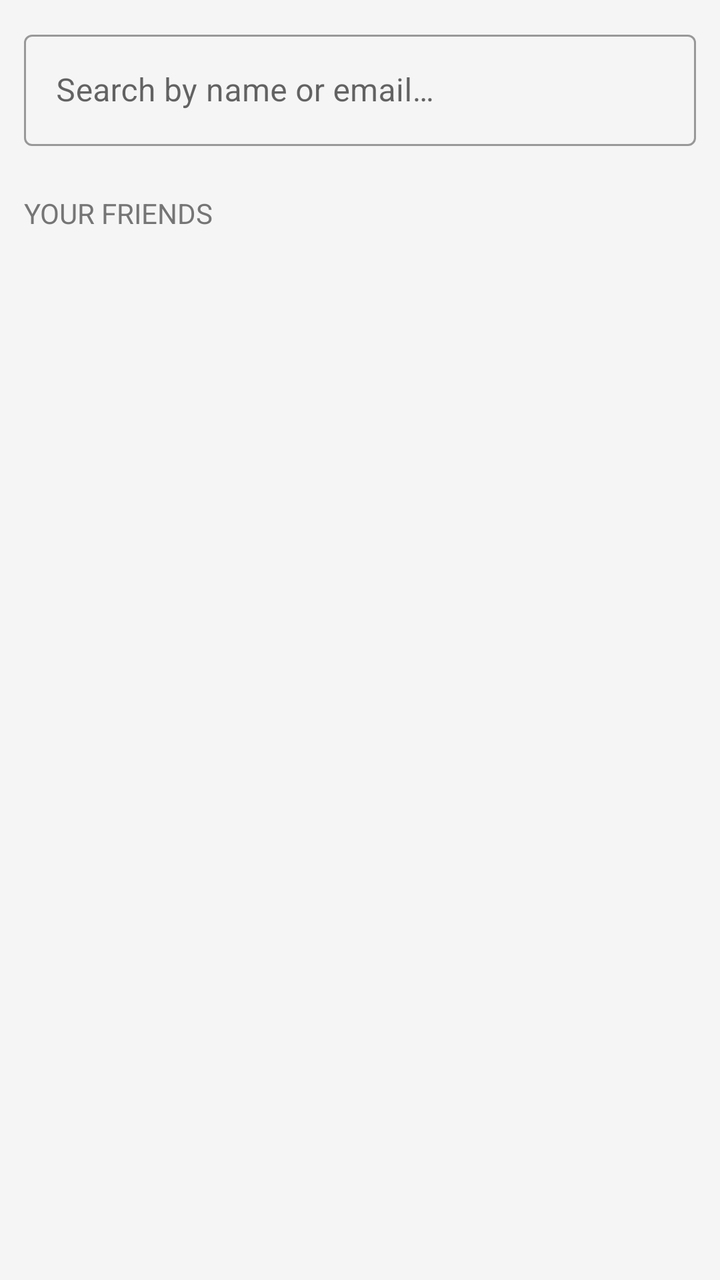
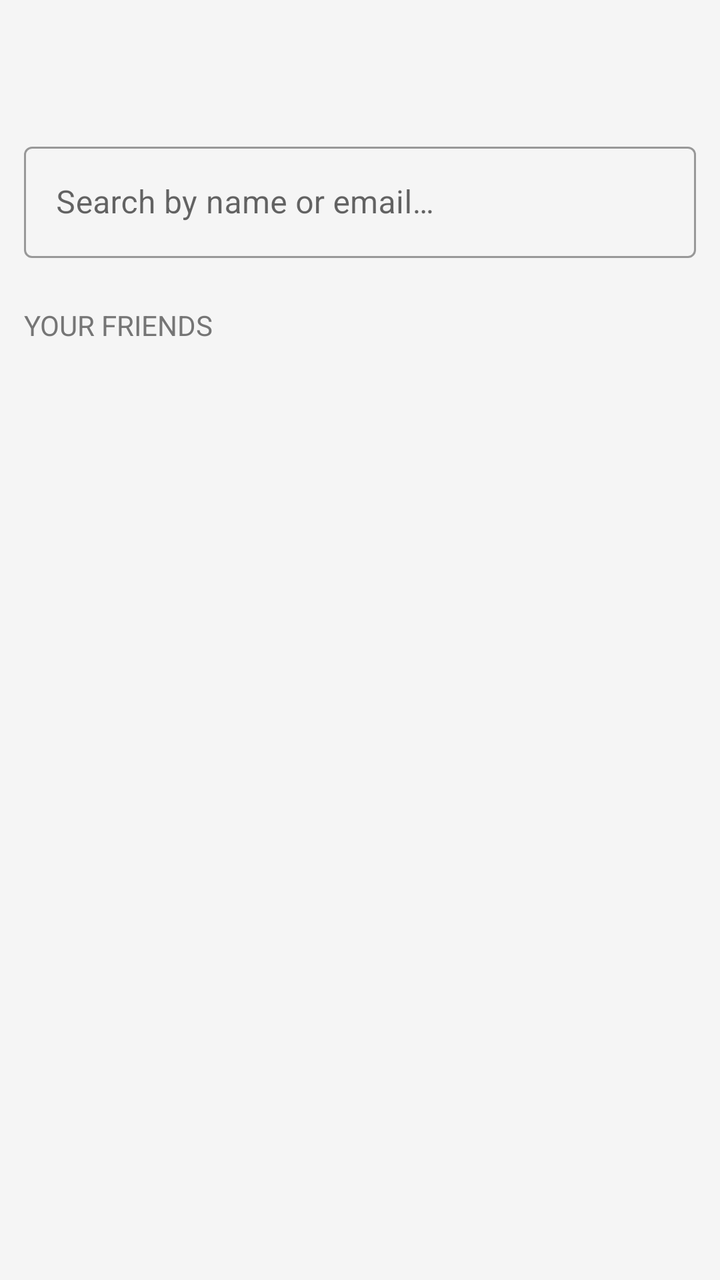

An Android layout rendered at two revisions. The XML below is the earlier revision; the diff shows what the commit changed to produce the second picture.
<!-- AndroidManifest.xml: application theme Theme.IOweYou.NoActionBar -->
<!-- res/layout/fragment_friends.xml -->
<?xml version="1.0" encoding="utf-8"?>
<LinearLayout
    xmlns:android="http://schemas.android.com/apk/res/android"
    android:layout_width="match_parent"
    android:layout_height="match_parent"
    android:orientation="vertical"
    android:background="@color/background">

    
    <com.google.android.material.textfield.TextInputLayout
        android:layout_width="match_parent"
        android:layout_height="wrap_content"
        android:layout_margin="12dp"
        style="@style/Widget.MaterialComponents.TextInputLayout.OutlinedBox">

        <com.google.android.material.textfield.TextInputEditText
            android:id="@+id/etSearch"
            android:layout_width="match_parent"
            android:layout_height="wrap_content"
            android:hint="@string/search_hint"
            android:inputType="text" />
    </com.google.android.material.textfield.TextInputLayout>

    
    <androidx.recyclerview.widget.RecyclerView
        android:id="@+id/rvSearchResults"
        android:layout_width="match_parent"
        android:layout_height="wrap_content"
        android:visibility="gone"
        android:background="@color/white"
        android:elevation="4dp" />

    <ScrollView
        android:layout_width="match_parent"
        android:layout_height="0dp"
        android:layout_weight="1">

        <LinearLayout
            android:layout_width="match_parent"
            android:layout_height="wrap_content"
            android:orientation="vertical"
            android:paddingBottom="16dp">

            
            <TextView
                android:id="@+id/tvPendingHeader"
                android:layout_width="match_parent"
                android:layout_height="wrap_content"
                android:padding="12dp"
                android:paddingTop="8dp"
                android:text="@string/pending_requests"
                android:textSize="14sp"
                android:textColor="@color/colorNeutral"
                android:textAllCaps="true"
                android:visibility="gone" />

            <androidx.recyclerview.widget.RecyclerView
                android:id="@+id/rvFriendRequests"
                android:layout_width="match_parent"
                android:layout_height="wrap_content"
                android:nestedScrollingEnabled="false" />

            <TextView
                android:layout_width="match_parent"
                android:layout_height="wrap_content"
                android:padding="12dp"
                android:paddingTop="8dp"
                android:text="@string/your_friends"
                android:textSize="14sp"
                android:textColor="@color/colorNeutral"
                android:textAllCaps="true" />

            <androidx.recyclerview.widget.RecyclerView
                android:id="@+id/rvFriends"
                android:layout_width="match_parent"
                android:layout_height="wrap_content"
                android:nestedScrollingEnabled="false" />

        </LinearLayout>
    </ScrollView>

</LinearLayout>
<!-- resources referenced by this layout -->
<resources>
  <color name="background">#F5F5F5</color>
  <color name="colorNeutral">#757575</color>
  <color name="white">#FFFFFF</color>
  <string name="pending_requests">Pending Requests</string>
  <string name="search_hint">Search by name or email…</string>
  <string name="your_friends">Your Friends</string>
  <style name="Theme.IOweYou.NoActionBar" parent="Theme.IOweYou">
          <item name="windowActionBar">false</item>
          <item name="windowNoTitle">true</item>
      </style>
  <style name="Theme.IOweYou" parent="Theme.MaterialComponents.DayNight.DarkActionBar">
          <item name="colorPrimary">@color/colorPrimary</item>
          <item name="colorPrimaryDark">@color/colorPrimaryDark</item>
          <item name="colorAccent">@color/colorAccent</item>
          <item name="android:windowBackground">@color/background</item>
      </style>
  <color name="colorPrimary">#1976D2</color>
  <color name="colorPrimaryDark">#1565C0</color>
  <color name="colorAccent">#43A047</color>
</resources>

<!-- the commit's change to res/layout/fragment_friends.xml (unified diff, before → after) -->
@@ -4,7 +4,8 @@
     android:layout_width="match_parent"
     android:layout_height="match_parent"
     android:orientation="vertical"
-    android:background="@color/background">
+    android:background="@color/background"
+    android:paddingTop="?attr/actionBarSize">
 
     
     <com.google.android.material.textfield.TextInputLayout
